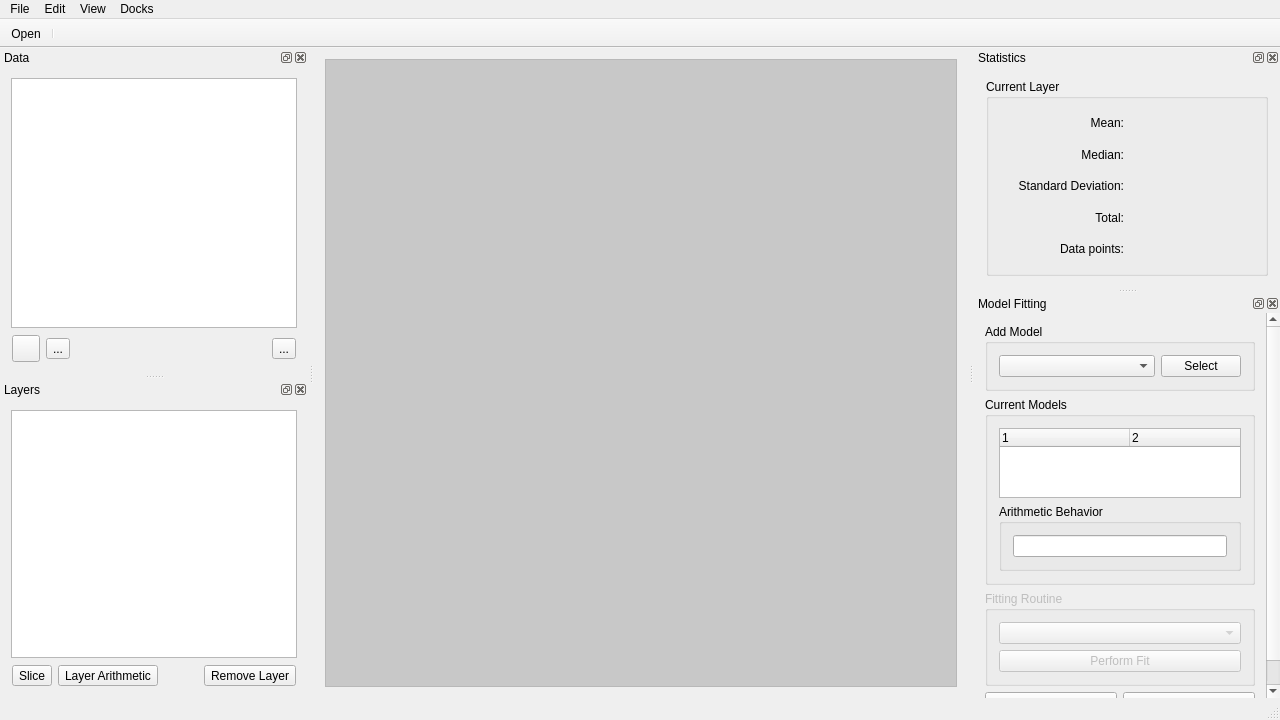
This is pyfocal/ui/qt/uic/source/mainwindow.ui in astropy/specutils as Qt 5 draws it before an edit. The edited form follows.
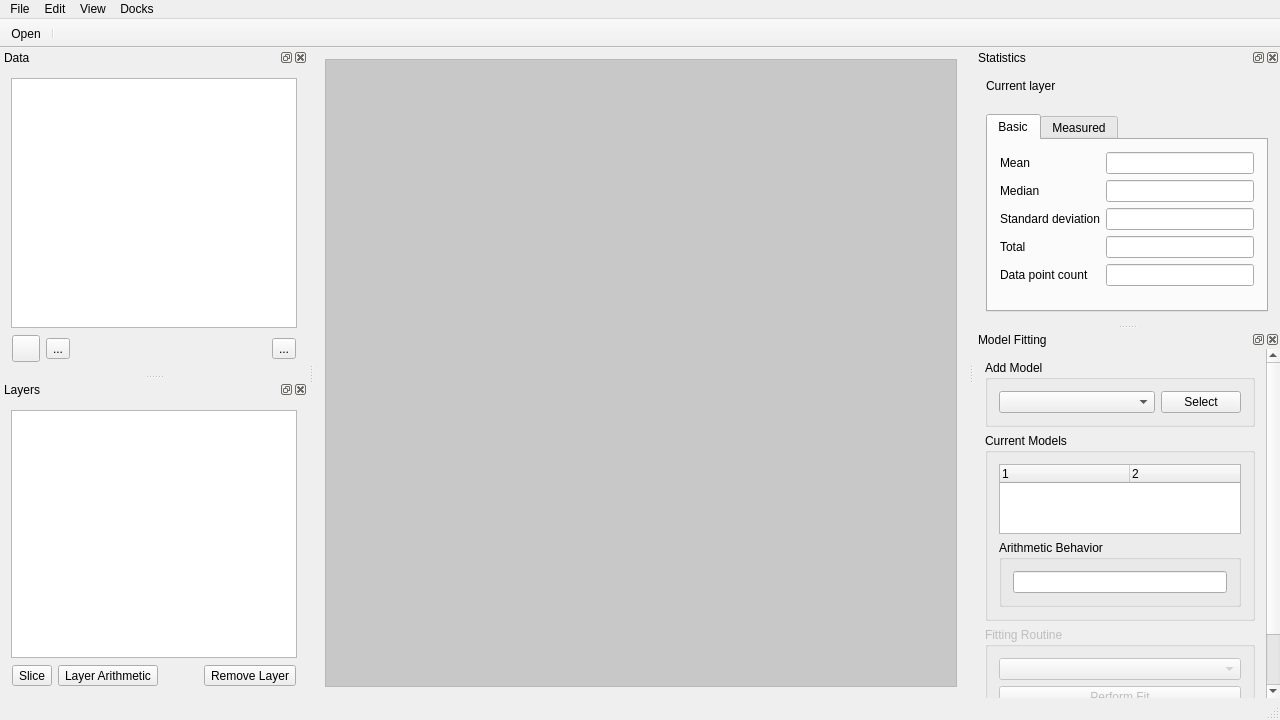
This is the edited form. Icons and pictures are not drawn.

Commit message: Equivalent width tool implemented

Diff of the .ui file:
```diff
--- a/pyfocal/ui/qt/uic/source/mainwindow.ui
+++ b/pyfocal/ui/qt/uic/source/mainwindow.ui
@@ -225,12 +225,6 @@
      <verstretch>0</verstretch>
     </sizepolicy>
    </property>
-   <property name="minimumSize">
-    <size>
-     <width>243</width>
-     <height>211</height>
-    </size>
-   </property>
    <property name="windowTitle">
     <string notr="true">Statistics</string>
    </property>
@@ -239,6 +233,9 @@
    </attribute>
    <widget class="QWidget" name="dockWidgetContents_2">
     <layout class="QVBoxLayout" name="verticalLayout_7">
+     <property name="spacing">
+      <number>5</number>
+     </property>
      <property name="leftMargin">
       <number>12</number>
      </property>
@@ -252,64 +249,151 @@
       <number>12</number>
      </property>
      <item>
-      <widget class="QGroupBox" name="groupBox_2">
+      <widget class="QLabel" name="currentLayerLabel">
        <property name="sizePolicy">
-        <sizepolicy hsizetype="Preferred" vsizetype="Preferred">
+        <sizepolicy hsizetype="Preferred" vsizetype="Fixed">
          <horstretch>0</horstretch>
          <verstretch>0</verstretch>
         </sizepolicy>
        </property>
-       <property name="maximumSize">
+       <property name="minimumSize">
         <size>
-         <width>16777215</width>
-         <height>16777215</height>
+         <width>0</width>
+         <height>30</height>
         </size>
        </property>
-       <property name="title">
-        <string>Current Layer</string>
+       <property name="frameShape">
+        <enum>QFrame::NoFrame</enum>
        </property>
-       <layout class="QGridLayout" name="gridLayout_2">
-        <item row="1" column="0">
-         <widget class="QLabel" name="label_3">
           <property name="text">
-           <string>Median:</string>
+        <string>Current layer</string>
           </property>
           <property name="alignment">
-           <set>Qt::AlignRight|Qt::AlignTrailing|Qt::AlignVCenter</set>
+        <set>Qt::AlignLeading|Qt::AlignLeft|Qt::AlignTop</set>
+       </property>
+      </widget>
+     </item>
+     <item>
+      <widget class="QTabWidget" name="tabWidget">
+       <property name="currentIndex">
+        <number>0</number>
+       </property>
+       <widget class="QWidget" name="basicTab">
+        <attribute name="title">
+         <string>Basic</string>
+        </attribute>
+        <layout class="QVBoxLayout" name="verticalLayout_10">
+         <item>
+          <layout class="QFormLayout" name="formLayout_2">
+           <property name="leftMargin">
+            <number>1</number>
+           </property>
+           <property name="topMargin">
+            <number>1</number>
+           </property>
+           <property name="rightMargin">
+            <number>1</number>
+           </property>
+           <property name="bottomMargin">
+            <number>1</number>
+           </property>
+           <item row="0" column="0">
+            <widget class="QLabel" name="meanLabel">
+             <property name="text">
+              <string>Mean</string>
+             </property>
+            </widget>
+           </item>
+           <item row="0" column="1">
+            <widget class="QLineEdit" name="meanLineEdit">
+             <property name="readOnly">
+              <bool>true</bool>
+             </property>
+            </widget>
+           </item>
+           <item row="1" column="0">
+            <widget class="QLabel" name="medianLabel">
+             <property name="text">
+              <string>Median</string>
+             </property>
+            </widget>
+           </item>
+           <item row="1" column="1">
+            <widget class="QLineEdit" name="medianLineEdit">
+             <property name="readOnly">
+              <bool>true</bool>
+             </property>
+            </widget>
+           </item>
+           <item row="2" column="0">
+            <widget class="QLabel" name="standardDeviationLabel">
+             <property name="text">
+              <string>Standard deviation</string>
           </property>
          </widget>
         </item>
         <item row="2" column="1">
-         <widget class="QLabel" name="label_6">
-          <property name="text">
-           <string/>
+            <widget class="QLineEdit" name="standardDeviationLineEdit">
+             <property name="readOnly">
+              <bool>true</bool>
           </property>
          </widget>
         </item>
-        <item row="0" column="0">
-         <widget class="QLabel" name="label">
+           <item row="3" column="0">
+            <widget class="QLabel" name="totalLabel">
           <property name="text">
-           <string>Mean:</string>
-          </property>
-          <property name="alignment">
-           <set>Qt::AlignRight|Qt::AlignTrailing|Qt::AlignVCenter</set>
+              <string>Total</string>
+             </property>
+            </widget>
+           </item>
+           <item row="3" column="1">
+            <widget class="QLineEdit" name="totalLineEdit">
+             <property name="readOnly">
+              <bool>true</bool>
           </property>
          </widget>
         </item>
         <item row="4" column="0">
-         <widget class="QLabel" name="label_9">
+            <widget class="QLabel" name="dataPointCountLabel">
           <property name="text">
-           <string>Data points:</string>
-          </property>
-          <property name="alignment">
-           <set>Qt::AlignRight|Qt::AlignTrailing|Qt::AlignVCenter</set>
+              <string>Data point count</string>
           </property>
          </widget>
         </item>
         <item row="4" column="1">
-         <widget class="QLabel" name="label_10">
+            <widget class="QLineEdit" name="dataPointCountLineEdit">
+             <property name="readOnly">
+              <bool>true</bool>
+             </property>
+            </widget>
+           </item>
+          </layout>
+         </item>
+        </layout>
+       </widget>
+       <widget class="QWidget" name="measuredTab">
+        <attribute name="title">
+         <string>Measured</string>
+        </attribute>
+        <layout class="QVBoxLayout" name="verticalLayout_9">
+         <item>
+          <layout class="QFormLayout" name="formLayout">
+           <property name="leftMargin">
+            <number>1</number>
+           </property>
+           <property name="topMargin">
+            <number>1</number>
+           </property>
+           <property name="rightMargin">
+            <number>1</number>
+           </property>
+           <property name="bottomMargin">
+            <number>1</number>
+           </property>
+           <item row="0" column="0">
+            <widget class="QLabel" name="equivalentWidthLabel">
           <property name="text">
-           <string/>
+              <string>Equivalent width</string>
           </property>
          </widget>
         </item>
@@ -320,41 +404,30 @@
           </property>
          </widget>
         </item>
-        <item row="3" column="1">
-         <widget class="QLabel" name="label_8">
-          <property name="text">
-           <string/>
-          </property>
-         </widget>
-        </item>
-        <item row="2" column="0">
-         <widget class="QLabel" name="label_5">
+           <item row="1" column="0">
+            <widget class="QLabel" name="centroidLabel">
+             <property name="enabled">
+              <bool>false</bool>
+             </property>
           <property name="text">
-           <string>Standard Deviation:</string>
-          </property>
-          <property name="alignment">
-           <set>Qt::AlignRight|Qt::AlignTrailing|Qt::AlignVCenter</set>
-          </property>
-         </widget>
-        </item>
-        <item row="3" column="0">
-         <widget class="QLabel" name="label_7">
-          <property name="text">
-           <string>Total:</string>
-          </property>
-          <property name="alignment">
-           <set>Qt::AlignRight|Qt::AlignTrailing|Qt::AlignVCenter</set>
+              <string>Centroid</string>
           </property>
          </widget>
         </item>
         <item row="1" column="1">
-         <widget class="QLabel" name="label_4">
-          <property name="text">
-           <string/>
-          </property>
+            <widget class="QLineEdit" name="centroidLineEdit">
+             <property name="enabled">
+              <bool>false</bool>
+             </property>
+             <property name="readOnly">
+              <bool>true</bool>
+             </property>
          </widget>
         </item>
        </layout>
+         </item>
+        </layout>
+       </widget>
       </widget>
      </item>
     </layout>
@@ -528,7 +601,7 @@
          <rect>
           <x>0</x>
           <y>0</y>
-          <width>295</width>
+          <width>306</width>
           <height>428</height>
          </rect>
         </property>
```
Left out of the diff: 6 changed lines with no effect on the pictures. Lines whose indentation alone changed are shown as unchanged. The commit also changes 14 other files.
